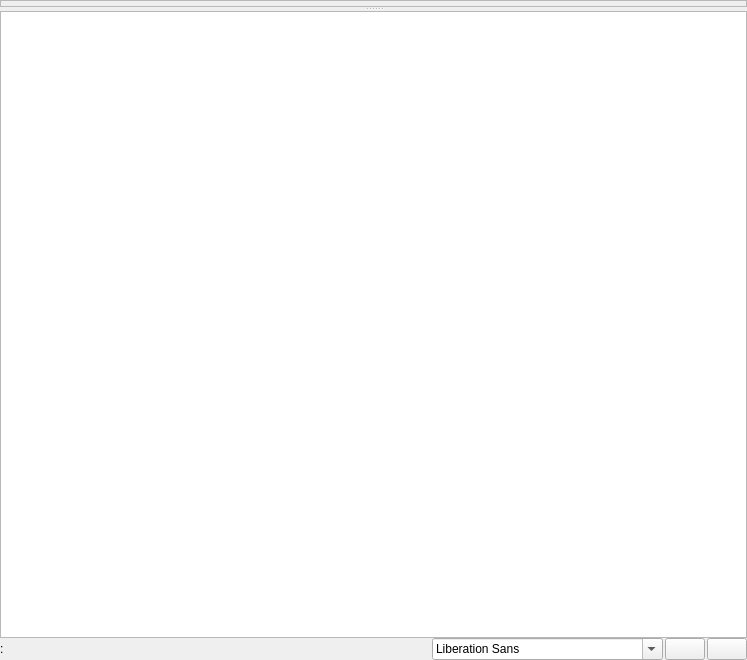
This is eyes17/layouts/blockly_layout.ui in expeyes/expeyes-programs as Qt 5 draws it before an edit. The edited form follows.
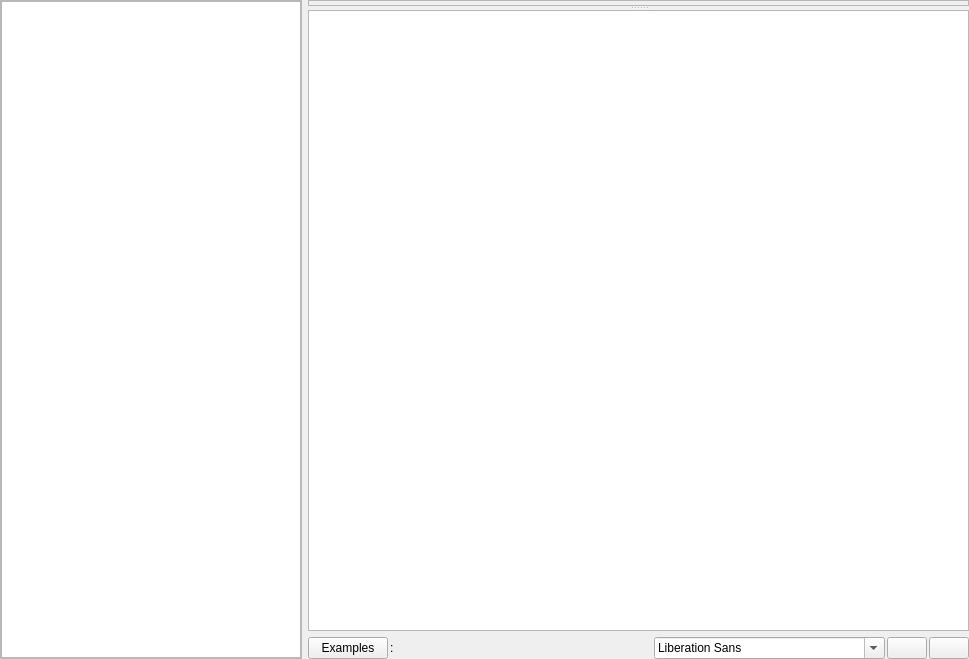
This is the edited form. Icons and pictures are not drawn.

The edit to the form file:
```diff
--- a/eyes17/layouts/blockly_layout.ui
+++ b/eyes17/layouts/blockly_layout.ui
@@ -6,8 +6,8 @@
    <rect>
     <x>0</x>
     <y>0</y>
-    <width>747</width>
-    <height>660</height>
+    <width>969</width>
+    <height>659</height>
    </rect>
   </property>
   <property name="windowTitle">
@@ -16,10 +16,7 @@
   <property name="styleSheet">
    <string notr="true"/>
   </property>
-  <layout class="QVBoxLayout" name="verticalLayout">
-   <property name="spacing">
-    <number>0</number>
-   </property>
+  <layout class="QGridLayout" name="gridLayout">
    <property name="leftMargin">
     <number>0</number>
    </property>
@@ -32,7 +29,107 @@
    <property name="bottomMargin">
     <number>0</number>
    </property>
-   <item>
+   <item row="1" column="1">
+    <widget class="QFrame" name="frame_3">
+     <property name="frameShape">
+      <enum>QFrame::NoFrame</enum>
+     </property>
+     <property name="frameShadow">
+      <enum>QFrame::Raised</enum>
+     </property>
+     <layout class="QHBoxLayout" name="horizontalLayout_4">
+      <property name="spacing">
+       <number>2</number>
+      </property>
+      <property name="leftMargin">
+       <number>0</number>
+      </property>
+      <property name="topMargin">
+       <number>0</number>
+      </property>
+      <property name="rightMargin">
+       <number>0</number>
+      </property>
+      <property name="bottomMargin">
+       <number>0</number>
+      </property>
+      <item>
+       <widget class="QPushButton" name="pushButton">
+        <property name="text">
+         <string>Examples</string>
+        </property>
+        <property name="icon">
+         <iconset resource="../../../kuttypy-gui/utilities/templates/resplus.qrc">
+          <normaloff>:/control/plus.svg</normaloff>:/control/plus.svg</iconset>
+        </property>
+       </widget>
+      </item>
+      <item>
+       <widget class="QLabel" name="filenameLabel">
+        <property name="sizePolicy">
+         <sizepolicy hsizetype="MinimumExpanding" vsizetype="Maximum">
+          <horstretch>0</horstretch>
+          <verstretch>0</verstretch>
+         </sizepolicy>
+        </property>
+        <property name="font">
+         <font>
+          <pointsize>9</pointsize>
+         </font>
+        </property>
+        <property name="text">
+         <string>:</string>
+        </property>
+       </widget>
+      </item>
+      <item>
+       <widget class="QFontComboBox" name="fontComboBox">
+        <property name="sizePolicy">
+         <sizepolicy hsizetype="Maximum" vsizetype="Fixed">
+          <horstretch>0</horstretch>
+          <verstretch>0</verstretch>
+         </sizepolicy>
+        </property>
+       </widget>
+      </item>
+      <item>
+       <widget class="QPushButton" name="pushButton_3">
+        <property name="sizePolicy">
+         <sizepolicy hsizetype="Maximum" vsizetype="Fixed">
+          <horstretch>0</horstretch>
+          <verstretch>0</verstretch>
+         </sizepolicy>
+        </property>
+        <property name="text">
+         <string/>
+        </property>
+        <property name="icon">
+         <iconset resource="../../../kuttypy-gui/utilities/templates/resplus.qrc">
+          <normaloff>:/control/plus.svg</normaloff>:/control/plus.svg</iconset>
+        </property>
+       </widget>
+      </item>
+      <item>
+       <widget class="QPushButton" name="pushButton_4">
+        <property name="sizePolicy">
+         <sizepolicy hsizetype="Maximum" vsizetype="Fixed">
+          <horstretch>0</horstretch>
+          <verstretch>0</verstretch>
+         </sizepolicy>
+        </property>
+        <property name="text">
+         <string/>
+        </property>
+        <property name="icon">
+         <iconset resource="../../../kuttypy-gui/utilities/templates/resplus.qrc">
+          <normaloff>:/control/minus.svg</normaloff>:/control/minus.svg</iconset>
+        </property>
+       </widget>
+      </item>
+     </layout>
+    </widget>
+   </item>
+   <item row="0" column="1">
     <widget class="QSplitter" name="splitter">
      <property name="orientation">
       <enum>Qt::Vertical</enum>
@@ -78,17 +175,29 @@
      </widget>
     </widget>
    </item>
-   <item>
-    <widget class="QFrame" name="frame_3">
+   <item row="0" column="0" rowspan="2">
+    <widget class="QFrame" name="directoryFrame">
+     <property name="sizePolicy">
+      <sizepolicy hsizetype="Maximum" vsizetype="Preferred">
+       <horstretch>0</horstretch>
+       <verstretch>0</verstretch>
+      </sizepolicy>
+     </property>
+     <property name="minimumSize">
+      <size>
+       <width>0</width>
+       <height>0</height>
+      </size>
+     </property>
      <property name="frameShape">
-      <enum>QFrame::NoFrame</enum>
+      <enum>QFrame::StyledPanel</enum>
      </property>
      <property name="frameShadow">
       <enum>QFrame::Raised</enum>
      </property>
-     <layout class="QHBoxLayout" name="horizontalLayout_4">
+     <layout class="QVBoxLayout" name="verticalLayout">
       <property name="spacing">
-       <number>2</number>
+       <number>0</number>
       </property>
       <property name="leftMargin">
        <number>0</number>
@@ -103,65 +212,29 @@
        <number>0</number>
       </property>
       <item>
-       <widget class="QLabel" name="filenameLabel">
-        <property name="sizePolicy">
-         <sizepolicy hsizetype="MinimumExpanding" vsizetype="Maximum">
-          <horstretch>0</horstretch>
-          <verstretch>0</verstretch>
-         </sizepolicy>
+       <widget class="QTreeWidget" name="directoryBrowser">
+        <property name="minimumSize">
+         <size>
+          <width>300</width>
+          <height>0</height>
+         </size>
         </property>
         <property name="font">
          <font>
-          <pointsize>9</pointsize>
+          <pointsize>13</pointsize>
          </font>
         </property>
-        <property name="text">
-         <string>:</string>
-        </property>
-       </widget>
-      </item>
-      <item>
-       <widget class="QFontComboBox" name="fontComboBox">
-        <property name="sizePolicy">
-         <sizepolicy hsizetype="Maximum" vsizetype="Fixed">
-          <horstretch>0</horstretch>
-          <verstretch>0</verstretch>
-         </sizepolicy>
-        </property>
-       </widget>
-      </item>
-      <item>
-       <widget class="QPushButton" name="pushButton_3">
-        <property name="sizePolicy">
-         <sizepolicy hsizetype="Maximum" vsizetype="Fixed">
-          <horstretch>0</horstretch>
-          <verstretch>0</verstretch>
-         </sizepolicy>
-        </property>
-        <property name="text">
-         <string/>
-        </property>
-        <property name="icon">
-         <iconset resource="../../../kuttypy-gui/utilities/templates/resplus.qrc">
-          <normaloff>:/control/plus.svg</normaloff>:/control/plus.svg</iconset>
-        </property>
-       </widget>
-      </item>
-      <item>
-       <widget class="QPushButton" name="pushButton_4">
-        <property name="sizePolicy">
-         <sizepolicy hsizetype="Maximum" vsizetype="Fixed">
-          <horstretch>0</horstretch>
-          <verstretch>0</verstretch>
-         </sizepolicy>
-        </property>
-        <property name="text">
-         <string/>
-        </property>
-        <property name="icon">
-         <iconset resource="../../../kuttypy-gui/utilities/templates/resplus.qrc">
-          <normaloff>:/control/minus.svg</normaloff>:/control/minus.svg</iconset>
-        </property>
+        <attribute name="headerVisible">
+         <bool>false</bool>
+        </attribute>
+        <attribute name="headerHighlightSections">
+         <bool>true</bool>
+        </attribute>
+        <column>
+         <property name="text">
+          <string>&gt;</string>
+         </property>
+        </column>
        </widget>
       </item>
      </layout>
```
Left out of the diff: 46 changed lines with no effect on the pictures.
